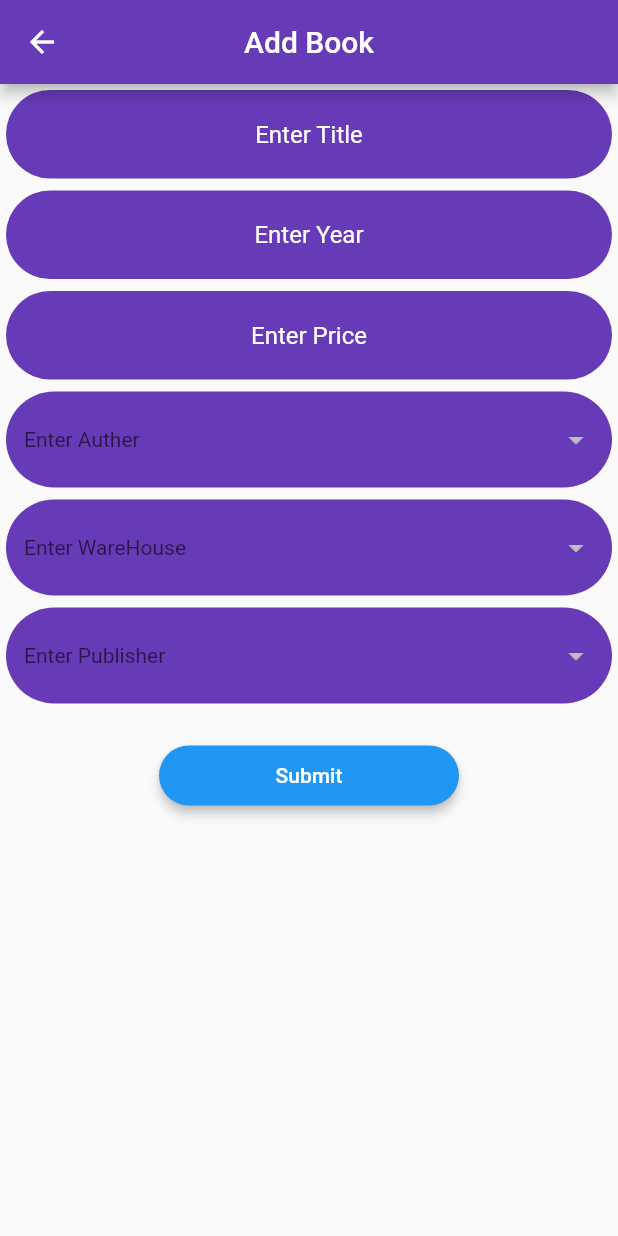
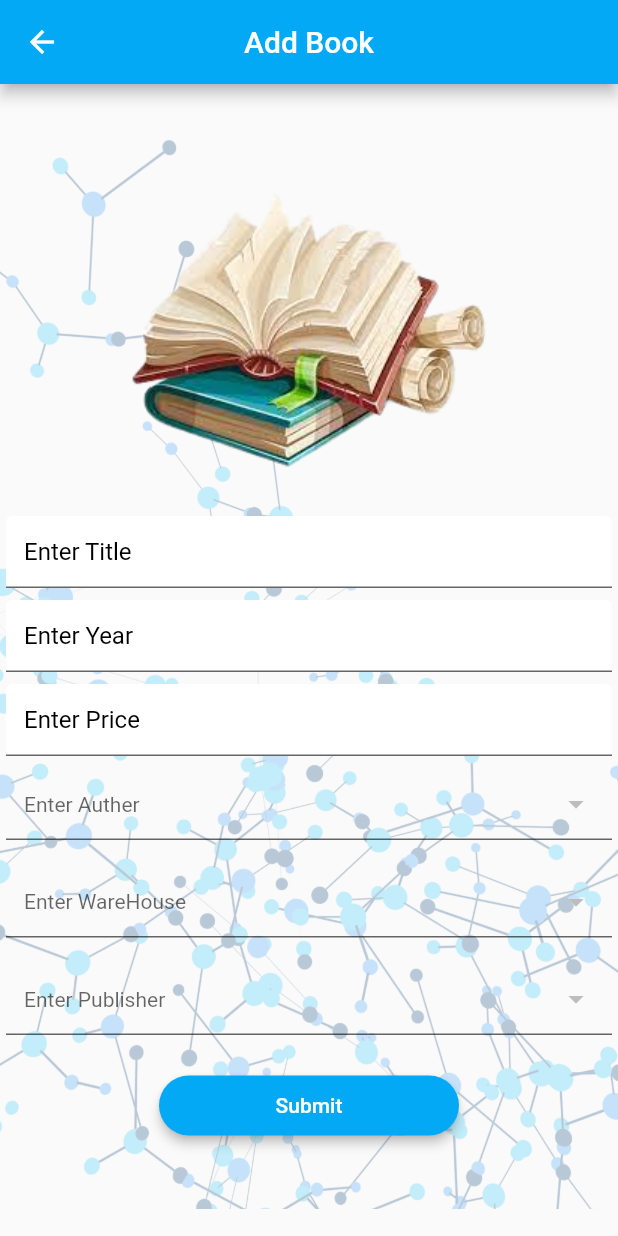
Before and after one commit to NoorAli117/BookShop, a Flutter app: the screen it shows after launch, after a tap on the "add" icon, on a phone screen of 412 x 824 dp. Run offline on Flutter 3.47's test engine with Material 2 defaults, Android fonts, the phone set to English and light mode, and no system bars; drawn by our look-alikes of flutter_form_builder; our stand-ins replace flutter_slidable, get, get_storage, sqflite, velocity_x; accounts and stored records are empty.

Commit message:
some changes

```diff
--- a/lib/utils/form_field.dart
+++ b/lib/utils/form_field.dart
@@ -34,22 +34,21 @@ Widget myTextField(
 
   return FormBuilderTextField(
     name: name,
-    textAlign: TextAlign.center,
     style: TextStyle(color: Colors.white),
     keyboardType: inputType ?? TextInputType.text,
 // initialValue: initval ?? stringVal,
     validator: (name) => name!.isEmpty && validator! ? '$name is Empty' : null,
     decoration: InputDecoration(
         filled: true,
-        fillColor: Colors.deepPurple,
-        border: const OutlineInputBorder(
-            borderSide: BorderSide.none,
-            borderRadius: BorderRadius.all(
-              Radius.circular(32),
-            )),
+        fillColor: Colors.white,
+        // border: const OutlineInputBorder(
+        //     borderSide: BorderSide.none,
+        //     borderRadius: BorderRadius.all(
+        //       Radius.circular(32),
+        //     )),
         prefixIcon: prefixIcon,
         hintText: hintText,
-        hintStyle: TextStyle(color: Colors.white),
+        hintStyle: TextStyle(color: Colors.black),
         labelText: labelText),
   ).p4();
 }
@@ -67,20 +66,20 @@ Widget myDropDown(
     name: name,
     onChanged: onChanged,
     initialValue: initialValue,
-    dropdownColor: Colors.deepPurple,
+    dropdownColor: Colors.white,
     style: TextStyle(color: Colors.white),
     validator: (value) =>
         (value == null) && validator! ? '$name is Empty' : null,
     decoration: InputDecoration(
       filled: true,
-      fillColor: Colors.deepPurple,
-      border: const OutlineInputBorder(
-          borderSide: BorderSide.none,
-          borderRadius: BorderRadius.all(
-            Radius.circular(32),
-          )),
+      fillColor: Colors.transparent,
+      // border: const OutlineInputBorder(
+      //     borderSide: BorderSide.none,
+      //     borderRadius: BorderRadius.all(
+      //       Radius.circular(32),
+      //     )),
       prefixIcon: prefixIcon,
-      hintStyle: TextStyle(color: Colors.white),
+      hintStyle: TextStyle(color: Colors.black),
       hintText: hintText,
       labelText: labelText,
     ),
@@ -89,8 +88,7 @@ Widget myDropDown(
             value: e,
             child: Text(
               '$e',
-              textAlign: TextAlign.center,
-              style: const TextStyle(color: Colors.white),
+              style: const TextStyle(color: Colors.black),
             )))
         .toList(),
   ).p4();
@@ -102,11 +100,12 @@ Widget submitButton({
 }) {
   return ElevatedButton(
     style: ElevatedButton.styleFrom(
+      primary: Colors.lightBlue,
       elevation: 3,
       shape: RoundedRectangleBorder(borderRadius: BorderRadius.circular(32.0)),
       minimumSize: const Size(200, 40), //////// HERE
     ),
     onPressed: onSubmit,
     child: Text(btnName ?? 'Submit'),
-  ).centered().pOnly(top: 20);
+  ).centered().pOnly(top: 10);
 }
--- a/lib/view/add_book.dart
+++ b/lib/view/add_book.dart
@@ -16,30 +16,54 @@ class AddBook extends StatelessWidget {
       appBar: AppBar(
         title: 'Add Book'.text.make(),
         centerTitle: true,
-        backgroundColor: Colors.deepPurple,
+        backgroundColor: Colors.lightBlue,
       ),
       body: Container(
+        decoration: BoxDecoration(
+            image: DecorationImage(
+          image: AssetImage('assets/images/bg.jpeg'),
+          colorFilter: ColorFilter.mode(
+              Colors.black.withOpacity(0.3), BlendMode.dstATop),
+        )),
         alignment: Alignment.center,
         child: Obx(
           () => FormBuilder(
             key: _controller.form_key,
-            child: ListView(
+            child: SingleChildScrollView(
+              child: Column(
+                mainAxisAlignment: MainAxisAlignment.center,
                 children: [
+                  const Image(
+                    image: AssetImage('assets/images/book.png'),
+                  ),
+                  SizedBox(
+                    height: 20,
+                  ),
                   myTextField(name: 'title', hintText: 'Enter Title'),
                   myTextField(name: 'year', hintText: 'Enter Year'),
                   myTextField(name: 'price', hintText: 'Enter Price'),
-                myDropDown(
+                  SizedBox(
+                    height: 65,
+                    child: myDropDown(
                       name: 'auther_id',
                       items: _controller.autherList,
-                    hintText: 'Enter Auther'),
-                myDropDown(
+                      hintText: 'Enter Auther',
+                    ),
+                  ),
+                  SizedBox(
+                    height: 65,
+                    child: myDropDown(
                         name: 'warehouse_id',
                         items: _controller.warehouseList,
                         hintText: 'Enter WareHouse'),
-                myDropDown(
+                  ),
+                  SizedBox(
+                    height: 65,
+                    child: myDropDown(
                         name: 'publisher_id',
                         items: _controller.publisherList,
                         hintText: 'Enter Publisher'),
+                  ),
                   submitButton(
                     onSubmit: () => _controller.addBook(),
                   )
@@ -48,6 +72,7 @@ class AddBook extends StatelessWidget {
             ),
           ),
         ),
+      ),
     );
   }
 }
--- a/lib/view/home.dart
+++ b/lib/view/home.dart
@@ -23,9 +23,16 @@ class Home extends StatelessWidget {
             onTap: () => Get.toNamed(AddBookRoute),
           )
         ],
-        backgroundColor: Colors.deepPurple,
+        backgroundColor: Colors.lightBlue,
       ),
-      body: Obx(
+      body: Container(
+        decoration: BoxDecoration(
+            image: DecorationImage(
+          image: AssetImage('assets/images/bg.jpeg'),
+          colorFilter: ColorFilter.mode(
+              Colors.black.withOpacity(0.3), BlendMode.dstATop),
+        )),
+        child: Obx(
           () => ListView.builder(
             scrollDirection: Axis.vertical,
             itemCount: _controller.bookList.length,
@@ -38,7 +45,7 @@ class Home extends StatelessWidget {
                     onPressed: (_) => _controller
                         .goToBookDetail(_controller.bookList[index]!.id),
                     backgroundColor: Colors.white,
-                  foregroundColor: Colors.deepPurple,
+                    foregroundColor: Colors.lightBlue,
                     icon: Icons.details,
                     label: 'Detail',
                   ),
@@ -48,26 +55,36 @@ class Home extends StatelessWidget {
                   child: Container(
                     height: size.height / 6,
                     decoration: BoxDecoration(
-                    color: Colors.deepPurple,
                       borderRadius: BorderRadius.circular(10.0),
                       boxShadow: [
                         BoxShadow(
-                        color: Colors.grey.withOpacity(0.5),
+                          color: Colors.grey.withOpacity(0.3),
                           spreadRadius: 5,
                           blurRadius: 7,
                           offset: const Offset(2, 5),
                         ),
                       ],
                     ),
-                  child: ListTile(
-                    leading: Image.asset(
+                    child: Card(
+                      color: Colors.lightBlue,
+                      child: Row(
+                        children: [
+                          Card(
+                            semanticContainer: true,
+                            child: Image.asset(
                               'assets/images/bookimage.png',
-                      height: 80,
-                      width: 80,
+                              height: 120,
+                              width: 120,
                             ),
-                    title: _controller.bookList[index]!.title.text
-                        .size(size.width / 15)
-                        .make(),
+                          ),
+                          _controller.bookList[index]!.title.text.bold
+                              .fontFamily('timeNewRoma')
+                              .size(22)
+                              .white
+                              .make()
+                              .p8(),
+                        ],
+                      ),
                     ).centered(),
                   ).p12(),
                 ),
@@ -75,6 +92,7 @@ class Home extends StatelessWidget {
             },
           ),
         ),
+      ),
     );
   }
 }
--- a/lib/view/splash.dart
+++ b/lib/view/splash.dart
@@ -9,6 +9,6 @@ class Splash extends GetView<SplashController> {
   Widget build(BuildContext context) {
     final _controller = Get.put(SplashController());
     return Container(
-        color: Colors.white, child: Image.asset('assets/images/book.webp'));
+        color: Colors.white, child: Image.asset('assets/images/splash.png'));
   }
 }
```
Also changed, not shown: lib/view/add_auther.dart (+7 -1 lines), lib/view/add_publisher.dart (+7 -1 lines), lib/view/add_warehouse.dart (+7 -1 lines), lib/view/book_detail.dart (+43 -11 lines), assets/images/backgro.jpeg (added), assets/images/bg.jpeg (added), assets/images/book.jpeg (added), assets/images/book.png (added), assets/images/splash.png (added), 1 other file. Lines whose indentation alone changed are shown as unchanged.
